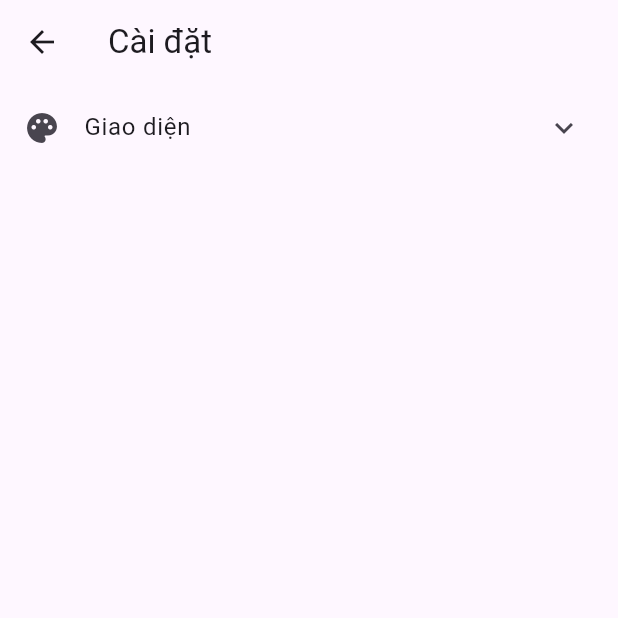
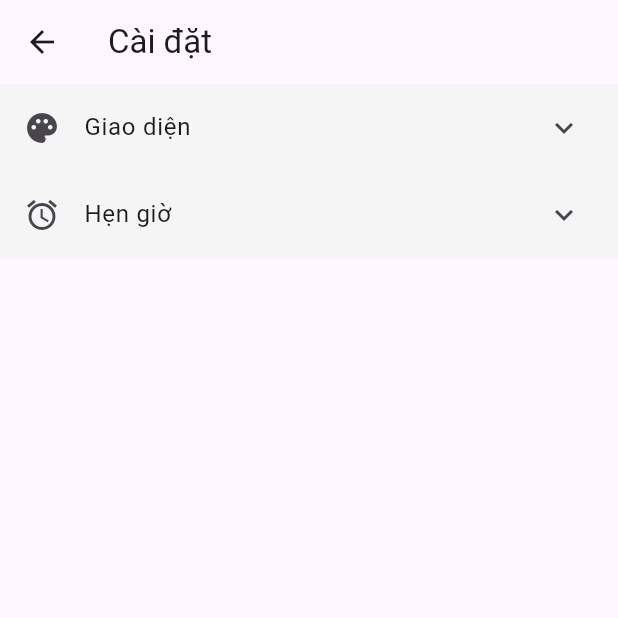
Before and after one commit to LeTienIT/Flutter, a Flutter app: the screen it shows after launch, after a tap on "Tất cả", after a tap on the "arrow drop up" icon, after a tap on the "settings" icon, on a phone screen of 412 x 824 dp, the top half of it. Run offline on Flutter 3.47's test engine with Material 3 defaults, Android fonts, the phone set to English and light mode, and no system bars; our stand-ins replace flutter_local_notifications, shared_preferences, sqflite, timezone; missing offline and left inert: dart:ffi; accounts and stored records are empty.

Commit message:
update setting

```diff
--- a/focus_punch_in/lib/core/utils/notification_utils.dart
+++ b/focus_punch_in/lib/core/utils/notification_utils.dart
@@ -166,6 +166,10 @@ class NotificationUtil {
         await showNotificationDaily(111, "Check in", "Bạn đã chấm công sáng chưa?", 08, 25);
         await showNotificationDaily(222, "Check out", "Bạn đã chấm công về chưa?", 17, 35);
         SharedPrefService.instance.setValue<bool>('isRegister_notification', true);
+        SharedPrefService.instance.setValue<int>('h_in', 08);
+        SharedPrefService.instance.setValue<int>('m_i', 25);
+        SharedPrefService.instance.setValue<int>('h_o', 17);
+        SharedPrefService.instance.setValue<int>('m_o', 35);
         // print("Đã đăng ký thông báo hàng ngày");
       }
     } catch (e) {
@@ -173,4 +177,17 @@ class NotificationUtil {
     }
   }
 
+  Future<void> registerNotificationCustomize({required int h_in, required int m_in, required int h_o, required int m_o}) async {
+    try {
+      await showNotificationDaily(111, "Check in", "Bạn đã chấm công sáng chưa?", h_in, m_in);
+      await showNotificationDaily(222, "Check out", "Bạn đã chấm công về chưa?", h_o, m_o);
+      SharedPrefService.instance.setValue<int>('h_in', h_in);
+      SharedPrefService.instance.setValue<int>('m_i', m_in);
+      SharedPrefService.instance.setValue<int>('h_o', h_o);
+      SharedPrefService.instance.setValue<int>('m_o', m_o);
+    } catch (e) {
+      print('Error registering notifications: $e');
+    }
+  }
+
 }
--- a/focus_punch_in/lib/main.dart
+++ b/focus_punch_in/lib/main.dart
@@ -21,8 +21,6 @@ void main() async{
   tz.setLocalLocation(location);
   await NotificationUtil().initNoti();
   await NotificationUtil().registerNotificationDefault();
-
-
 
   runApp(
       // ChangeNotifierProvider(
@@ -48,9 +46,17 @@ class MyApp extends StatelessWidget {
       title: 'Flutter Demo',
       theme: ThemeData(
         brightness: Brightness.light,
+        expansionTileTheme: ExpansionTileThemeData(
+          backgroundColor: Colors.grey[200],
+          collapsedBackgroundColor: Colors.grey[100]
+        )
       ),
       darkTheme: ThemeData(
         brightness: Brightness.dark,
+          expansionTileTheme: ExpansionTileThemeData(
+              backgroundColor: Colors.grey[900],
+              collapsedBackgroundColor: Colors.grey[850]
+          )
       ),
       themeMode: isDark ? ThemeMode.dark : ThemeMode.light,
       routes: {
--- a/focus_punch_in/lib/services/SharedPrefService.dart
+++ b/focus_punch_in/lib/services/SharedPrefService.dart
@@ -30,6 +30,7 @@ class SharedPrefService{
   T? getValue<T>(String key){
     if(T == String) return _preferences.getString(key) as T?;
     if(T == bool) return _preferences.getBool(key) as T?;
+    if(T == int) return _preferences.getInt(key) as T?;
     throw Exception("Không tìm thấy kiểu tướng ứng GET (String / bool)");
   }
 
@@ -40,6 +41,10 @@ class SharedPrefService{
     }
     else if(value is bool) {
       _preferences.setBool(key, value as bool);
+      // print("set $key - $value");
+    }
+    else if(value is int) {
+      _preferences.setInt(key, value as int);
       // print("set $key - $value");
     }
     else{
--- a/focus_punch_in/lib/views/setting_screen.dart
+++ b/focus_punch_in/lib/views/setting_screen.dart
@@ -2,27 +2,44 @@
 
 import 'package:flutter/cupertino.dart';
 import 'package:flutter/material.dart';
+import 'package:focus_punch_in/core/utils/notification_utils.dart';
+import 'package:focus_punch_in/services/SharedPrefService.dart';
 import 'package:focus_punch_in/viewmodels/theme_vm.dart';
+import 'package:provider/provider.dart';
 
-class SettingScreen extends StatelessWidget{
+class SettingScreen extends StatefulWidget{
+
+  @override
+  State<StatefulWidget> createState() => _SettingScreen();
+
+}
+class _SettingScreen extends State<SettingScreen>{
+  late TimeOfDay time_checkIn;
+  late TimeOfDay time_checkOut;
+
+  @override
+  void initState() {
+    super.initState();
+
+    int h_i = SharedPrefService.instance.getValue<int>('h_in') ?? 8;
+    int m_i = SharedPrefService.instance.getValue<int>('m_in') ?? 25;
+    int h_o = SharedPrefService.instance.getValue<int>('h_o') ?? 17;
+    int m_o = SharedPrefService.instance.getValue<int>('m_o') ?? 35;
+
+    time_checkIn = TimeOfDay(hour: h_i, minute: m_i);
+    time_checkOut = TimeOfDay(hour: h_o, minute: m_o);
+  }
+  // bool light = ThemeVM().isDark;
+  bool _isRegistering = false;
   @override
   Widget build(BuildContext context) {
+    bool light = context.watch<ThemeVM>().isDark;
     return Scaffold(
       appBar: AppBar(title: Text('Cài đặt'),),
-      body: SettingBody(),
-    );
-  }
-}
-class SettingBody extends StatelessWidget{
-
-  bool light = ThemeVM().isDark;
-
-  @override
-  Widget build(BuildContext context) {
-    return ListView(
-      children: [
-        ExpansionTile(
-          leading: Icon(Icons.palette),
+      body: ListView(
+        children: [
+          ExpansionTile(
+            leading: Icon(Icons.palette),
             title: Text('Giao diện'),
             children: [
               Padding(
@@ -41,9 +58,85 @@ class SettingBody extends StatelessWidget{
                 ),
               ),
             ],
-        )
-      ],
+          ),
+          ExpansionTile(
+            title: Text('Hẹn giờ'),
+            leading: Icon(Icons.access_alarm),
+            children: [
+              Padding(
+                padding: EdgeInsets.only(left: 28),
+                child: Column(
+                  crossAxisAlignment: CrossAxisAlignment.start,
+                  children: [
+                    Row(
+                      children: [
+                        Expanded(child: Text('Giờ check-in')),
+                        Text(time_checkIn.format(context)),
+                        IconButton(
+                            onPressed: () async {
+                              var pickedTime = await showTimePicker(
+                                  context: context,
+                                  initialTime: time_checkIn,
+                                  initialEntryMode: TimePickerEntryMode.dial
+                              );
+                              if(pickedTime != null){
+                                setState(() {
+                                  time_checkIn = pickedTime;
+                                });
+                              }
+                            },
+                            icon: Icon(Icons.access_alarms))
+                      ],
+                    ),
+                    Row(
+                      children: [
+                        Expanded(child: Text('Giờ check-out')),
+                        Text(time_checkOut.format(context)),
+                        IconButton(
+                            onPressed: () async {
+                              var pickedTime = await showTimePicker(
+                                  context: context,
+                                  initialTime: time_checkOut,
+                                  initialEntryMode: TimePickerEntryMode.dial
+                              );
+                              if(pickedTime != null){
+                                setState(() {
+                                  time_checkOut = pickedTime;
+                                });
+                              }
+                            },
+                            icon: Icon(Icons.access_alarms))
+                      ],
+                    ),
+                    Container(
+                      alignment: Alignment.center,
+                      padding: EdgeInsets.all(10),
+                      child: FilledButton(
+                          onPressed: _isRegistering ? null : () async{
+                            if(_isRegistering)return;
+                            setState(() {
+                              _isRegistering = true;
+                            });
+                            await NotificationUtil().registerNotificationCustomize(
+                                h_in: time_checkIn.hour, m_in: time_checkIn.minute, h_o: time_checkOut.hour, m_o: time_checkOut.minute
+                            );
+                            setState(() {
+                              _isRegistering = false;
+                            });
+                            ScaffoldMessenger.of(context).showSnackBar(
+                              SnackBar(content: Text('Success'))
+                            );
+                          },
+                          child: Text('Apply')
+                      ),
+                    )
+                  ],
+                ),
+              )
+            ],
+          )
+        ],
+      ),
     );
   }
-
 }
```
Also changed, not shown: 1 other file.
